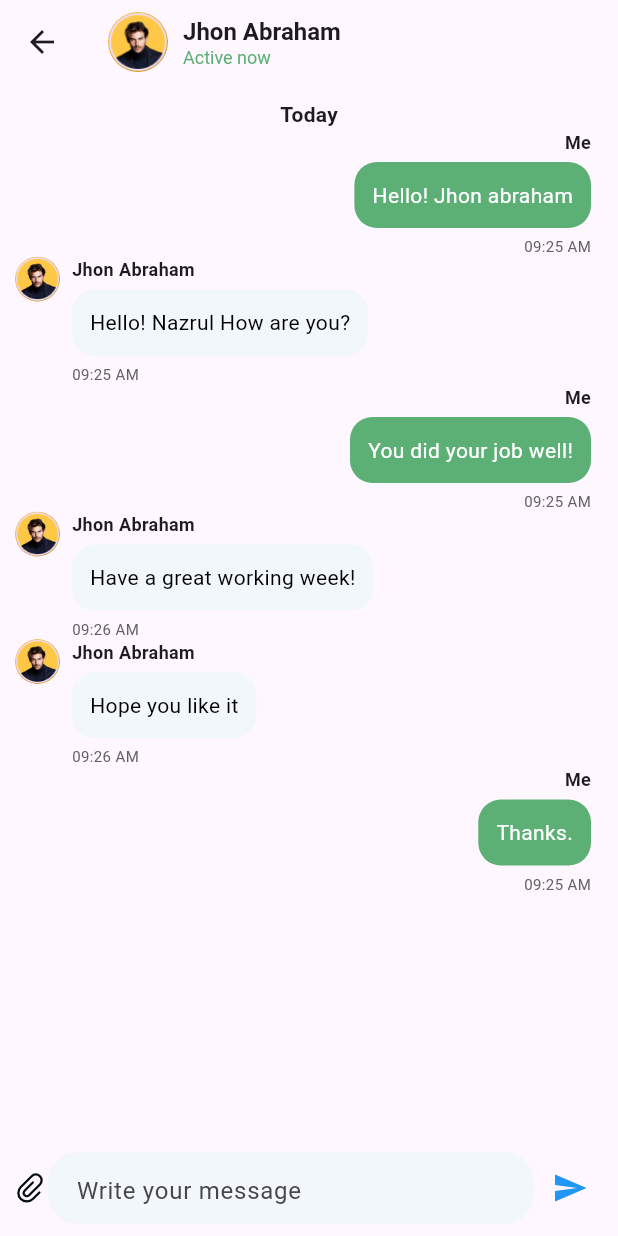
After one commit to DamisolaT/Sca-Chat-Message-App, a Flutter app: the ChatScreen screen opened by its route, on a phone screen of 412 x 824 dp. The commit adds this screen. Run offline on Flutter 3.47's test engine with Material 3 defaults, Android fonts, the light colour scheme and no system bars; our stand-ins replace firebase_auth, firebase_core, flutter_svg; accounts and stored records are empty; project files that could hold a hidden picture were left out.

Commit message:
feat: implement chat screen

```diff
--- a/lib/config/route_strings.dart
+++ b/lib/config/route_strings.dart
@@ -4,5 +4,6 @@ class AppRouteStrings {
   static const String signupScreen = "/signup_screen";
   static const String loginScreen = "/login_screen";
   static const String homeScreen = "/home_screen";
+  static const String chatScreen = "/chat_screen";
 
 }
--- a/lib/config/routes.dart
+++ b/lib/config/routes.dart
@@ -6,6 +6,7 @@ import 'package:sca_chat_message_app/features/auth/views/login_screen.dart';
 import 'package:sca_chat_message_app/features/auth/views/sign_up_screen.dart';
 
 import '../features/auth/views/splash_screen.dart';
+import '../features/home/views/chat_screen.dart';
 
 class AppRouter {
   static final navKey = GlobalKey<NavigatorState>();
@@ -20,6 +21,9 @@ class AppRouter {
         return CupertinoPageRoute(builder: (_) => LoginScreen());
       case AppRouteStrings.homeScreen:
         return CupertinoPageRoute(builder: (_) => HomeScreen());
+      case AppRouteStrings.chatScreen:
+        return CupertinoPageRoute(builder: (_) => ChatScreen());
+
 
 
 
--- a/lib/core/utils/colors.dart
+++ b/lib/core/utils/colors.dart
@@ -10,4 +10,5 @@ class AppColors {
   static Color get white => Color(0xFFFFFFFF);
   static Color get fillColor => Color(0xFFF6F6F6);
   static Color get borderColor => Color(0xFFE8E8E8);
+  static Color get lightGrey => Color(0xFFF2F7FB);
 }
--- a/lib/core/utils/images.dart
+++ b/lib/core/utils/images.dart
@@ -25,5 +25,7 @@ class AppIcons {
   static const String messageIcon = '${basePath}message_icon$format';
   static const String settingsIcon = '${basePath}settings_icon$format';
   static const String userIcon = '${basePath}user_icon$format';
+  static const String textIcon = '${basePath}text_icon$format';
+  static const String attachIcon = '${basePath}attach_icon$format';
 
 }
--- /dev/null
+++ b/lib/features/home/views/chat_screen.dart
@@ -0,0 +1,143 @@
+import 'package:flutter/material.dart';
+import 'package:flutter_svg/flutter_svg.dart';
+import 'package:sca_chat_message_app/core/utils/colors.dart';
+import 'package:sca_chat_message_app/core/utils/images.dart';
+
+
+
+class ChatScreen extends StatefulWidget {
+  const ChatScreen({super.key});
+
+  @override
+  State<ChatScreen> createState() => _ChatScreenState();
+}
+
+class _ChatScreenState extends State<ChatScreen> {
+  @override
+  Widget build(BuildContext context) {
+    return Scaffold(
+      appBar: AppBar(
+        leading: IconButton(
+          icon: Icon(Icons.arrow_back),
+          onPressed: () {},
+        ),
+        title: Row(
+          children: [
+            CircleAvatar(
+              backgroundImage: AssetImage(AppImages.adilImage),
+            ),
+            SizedBox(width: 10),
+            Column(
+              crossAxisAlignment: CrossAxisAlignment.start,
+              children: [
+                Text("Jhon Abraham", style: TextStyle(fontSize: 16, fontWeight: FontWeight.bold)),
+                Text("Active now", style: TextStyle(fontSize: 12, color: AppColors.green)),
+              ],
+            ),
+          ],
+        ),
+      ),
+      body: Column(
+        children: [
+          Expanded(
+            child: ListView(
+              padding: EdgeInsets.all(10),
+              children: [
+                Center(child: Text("Today", style: TextStyle(fontSize: 14, fontWeight: FontWeight.bold))),
+                MessageBubble(text: "Hello! Jhon abraham", isMe: true, sender: "Me", image: AppImages.adilImage, time: "09:25 AM"),
+                MessageBubble(text: "Hello! Nazrul How are you?", isMe: false, sender: "Jhon Abraham", image: AppImages.adilImage, time: "09:25 AM"),
+                MessageBubble(text: "You did your job well!", isMe: true, sender: "Me", image: AppImages.adilImage, time: "09:25 AM"),
+                MessageBubble(text: "Have a great working week!", isMe: false, sender: "Jhon Abraham", image: AppImages.adilImage, time: "09:26 AM"),
+                MessageBubble(text: "Hope you like it", isMe: false, sender: "Jhon Abraham", image: AppImages.adilImage, time: "09:26 AM"),
+                MessageBubble(text: "Thanks.", isMe: true, sender: "Me", image: AppImages.adilImage, time: "09:25 AM"),
+              ],
+            ),
+          ),
+          Padding(
+            padding: EdgeInsets.all(8.0),
+            child: Row(
+              children: [
+                SvgPicture.asset(AppIcons.textIcon),
+                Expanded(
+                  child: TextField(
+                    decoration: InputDecoration(
+                      hintText: "Write your message",
+                      fillColor: AppColors.lightGrey,
+                      filled: true,
+                      border: OutlineInputBorder(
+                        borderRadius: BorderRadius.circular(20),
+                        borderSide: BorderSide.none
+                      ),
+                      contentPadding: EdgeInsets.symmetric(horizontal: 15),
+                    suffix: SvgPicture.asset(AppIcons.attachIcon)
+                    ),
+                  ),
+                ),
+                IconButton(
+                  icon: Icon(Icons.send, color: Colors.blue),
+                  onPressed: () {},
+                ),
+              ],
+            ),
+          ),
+        ],
+      ),
+    );
+  }
+}
+
+class MessageBubble extends StatelessWidget {
+  final String text;
+  final bool isMe;
+  final String sender;
+  final String image;
+  final String time;
+
+  const MessageBubble({super.key, required this.text, required this.isMe, required this.sender, required this.image, required this.time});
+
+  @override
+  Widget build(BuildContext context) {
+    return Row(
+      crossAxisAlignment: CrossAxisAlignment.start,
+      mainAxisAlignment: isMe ? MainAxisAlignment.end : MainAxisAlignment.start,
+      children: [
+        if (!isMe)
+          CircleAvatar(
+            backgroundImage: AssetImage(image),
+            radius: 15,
+          ),
+        SizedBox(width: 8),
+        Column(
+          crossAxisAlignment: isMe ? CrossAxisAlignment.end : CrossAxisAlignment.start,
+          children: [
+            Text(sender, style: TextStyle(fontSize: 12, fontWeight: FontWeight.bold)),
+            Container(
+              margin: EdgeInsets.symmetric(vertical: 5),
+              padding: EdgeInsets.all(12),
+              decoration: BoxDecoration(
+                color: isMe ? AppColors.green : AppColors.lightGrey,
+                borderRadius: BorderRadius.circular(15),
+              ),
+              child: Column(
+                crossAxisAlignment: isMe ? CrossAxisAlignment.end : CrossAxisAlignment.start,
+                children: [
+                  Text(
+                    text,
+                    style: TextStyle(color: isMe ? Colors.white : Colors.black),
+                  ),
+
+                ],
+              ),
+            ),
+            Text(
+                    time,
+                    style: TextStyle(fontSize: 10, color: Colors.grey[700]),
+                  ),
+          ],
+        ),
+        if (isMe)
+          SizedBox(width: 8),
+      ],
+    );
+  }
+}
--- a/lib/features/home/views/home.dart
+++ b/lib/features/home/views/home.dart
@@ -1,6 +1,7 @@
 import 'package:flutter/material.dart';
 import 'package:sca_chat_message_app/core/utils/colors.dart';
 
+import '../../../config/route_strings.dart';
 import '../../../core/utils/images.dart';
 
 class HomeScreen extends StatefulWidget {
@@ -135,7 +136,12 @@ class _HomeScreenState extends State<HomeScreen> {
                   final chat = chatData[index];
                   return Column(
                     children: [
-                      ListTile(
+                      GestureDetector(
+                        onTap:(){
+                          Navigator.pushNamed(
+                        context, AppRouteStrings.chatScreen);
+                        },
+                        child: ListTile(
                           leading: CircleAvatar(
                             radius: 24,
                             backgroundImage: AssetImage(chat['image']),
@@ -170,6 +176,7 @@ class _HomeScreenState extends State<HomeScreen> {
                                   ),
                                 ),
                             ],
+                          ),
                         ),
                       ),
                       const Divider(),
```
Also changed, not shown: assets/icons/attach_icon.svg (added), assets/icons/text_icon.svg (added). Lines whose indentation alone changed are shown as unchanged.
